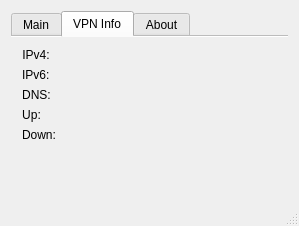
First picture: the form in mainwindow.ui, repository openconnect/openconnect-gui, before the edit.
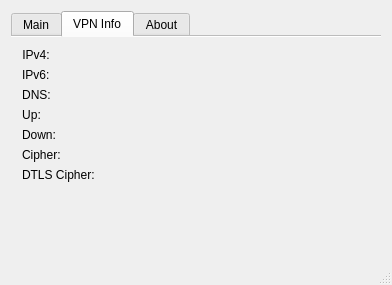
Second picture: the form after the edit. The open tabs and pages were chosen to show the change. Icons and pictures are not drawn.

Commit message: Print CSTP and DTLS cipher info

Patch:
```diff
--- a/mainwindow.ui
+++ b/mainwindow.ui
@@ -9,8 +9,8 @@
    <rect>
     <x>0</x>
     <y>0</y>
-    <width>284</width>
-    <height>192</height>
+    <width>392</width>
+    <height>285</height>
    </rect>
   </property>
   <property name="sizePolicy">
@@ -378,6 +378,34 @@
             </property>
            </widget>
           </item>
+          <item row="5" column="0">
+           <widget class="QLabel" name="CSTPLabelTxt">
+            <property name="text">
+             <string>Cipher:</string>
+            </property>
+           </widget>
+          </item>
+          <item row="5" column="1">
+           <widget class="QLabel" name="CSTPLabel">
+            <property name="text">
+             <string/>
+            </property>
+           </widget>
+          </item>
+          <item row="6" column="0">
+           <widget class="QLabel" name="DTLSLabelTxt">
+            <property name="text">
+             <string>DTLS Cipher:</string>
+            </property>
+           </widget>
+          </item>
+          <item row="6" column="1">
+           <widget class="QLabel" name="DTLSLabel">
+            <property name="text">
+             <string/>
+            </property>
+           </widget>
+          </item>
          </layout>
         </item>
        </layout>
```
The commit also changes 4 other files.
